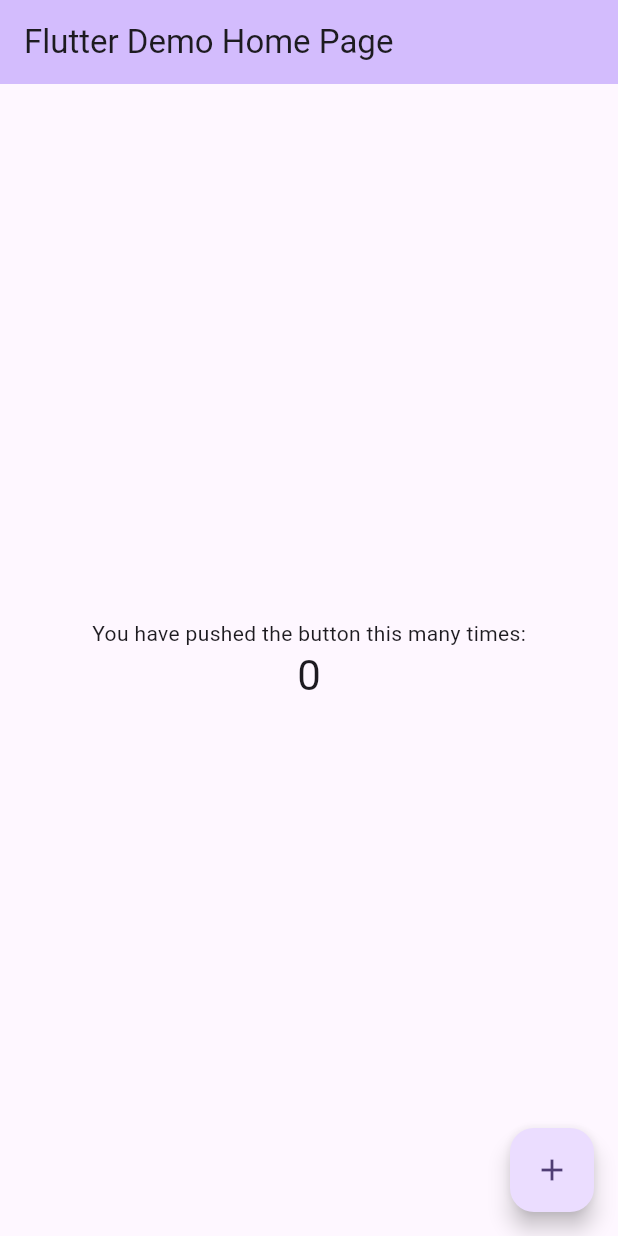
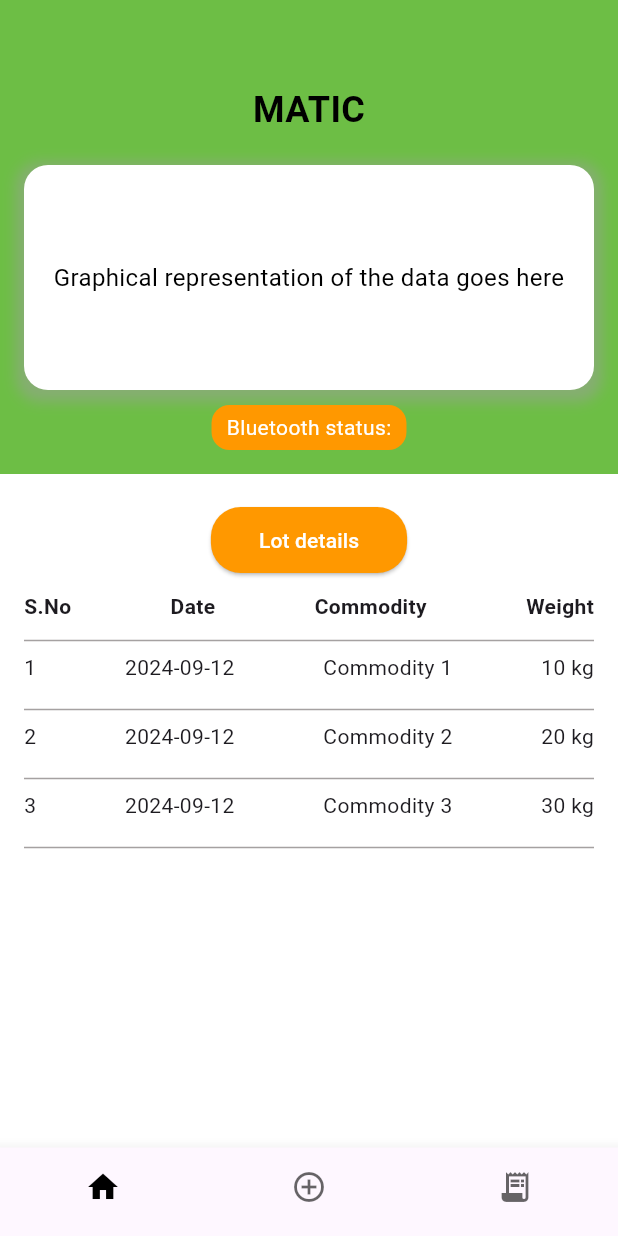
Before and after one commit to immanuel2711/GradeNSort, a Flutter app: the screen it shows after launch, on a phone screen of 412 x 824 dp. Run offline on Flutter 3.47's test engine with Material 3 defaults, Android fonts, the phone set to English and light mode, and no system bars.

Commit message:
dashboard

```diff
--- a/lib/main.dart
+++ b/lib/main.dart
@@ -1,4 +1,5 @@
 import 'package:flutter/material.dart';
+import 'screens/dashboard.dart'; // Import your dashboard.dart file
 
 void main() {
   runApp(const MyApp());
@@ -7,119 +8,15 @@
 class MyApp extends StatelessWidget {
   const MyApp({super.key});
 
-  // This widget is the root of your application.
   @override
   Widget build(BuildContext context) {
     return MaterialApp(
       title: 'Flutter Demo',
       theme: ThemeData(
-        // This is the theme of your application.
-        //
-        // TRY THIS: Try running your application with "flutter run". You'll see
-        // the application has a purple toolbar. Then, without quitting the app,
-        // try changing the seedColor in the colorScheme below to Colors.green
-        // and then invoke "hot reload" (save your changes or press the "hot
-        // reload" button in a Flutter-supported IDE, or press "r" if you used
-        // the command line to start the app).
-        //
-        // Notice that the counter didn't reset back to zero; the application
-        // state is not lost during the reload. To reset the state, use hot
-        // restart instead.
-        //
-        // This works for code too, not just values: Most code changes can be
-        // tested with just a hot reload.
         colorScheme: ColorScheme.fromSeed(seedColor: Colors.deepPurple),
         useMaterial3: true,
       ),
-      home: const MyHomePage(title: 'Flutter Demo Home Page'),
+      home: const DashboardPage(), // Set DashboardPage as the home widget
     );
   }
 }
-
-class MyHomePage extends StatefulWidget {
-  const MyHomePage({super.key, required this.title});
-
-  // This widget is the home page of your application. It is stateful, meaning
-  // that it has a State object (defined below) that contains fields that affect
-  // how it looks.
-
-  // This class is the configuration for the state. It holds the values (in this
-  // case the title) provided by the parent (in this case the App widget) and
-  // used by the build method of the State. Fields in a Widget subclass are
-  // always marked "final".
-
-  final String title;
-
-  @override
-  State<MyHomePage> createState() => _MyHomePageState();
-}
-
-class _MyHomePageState extends State<MyHomePage> {
-  int _counter = 0;
-
-  void _incrementCounter() {
-    setState(() {
-      // This call to setState tells the Flutter framework that something has
-      // changed in this State, which causes it to rerun the build method below
-      // so that the display can reflect the updated values. If we changed
-      // _counter without calling setState(), then the build method would not be
-      // called again, and so nothing would appear to happen.
-      _counter++;
-    });
-  }
-
-  @override
-  Widget build(BuildContext context) {
-    // This method is rerun every time setState is called, for instance as done
-    // by the _incrementCounter method above.
-    //
-    // The Flutter framework has been optimized to make rerunning build methods
-    // fast, so that you can just rebuild anything that needs updating rather
-    // than having to individually change instances of widgets.
-    return Scaffold(
-      appBar: AppBar(
-        // TRY THIS: Try changing the color here to a specific color (to
-        // Colors.amber, perhaps?) and trigger a hot reload to see the AppBar
-        // change color while the other colors stay the same.
-        backgroundColor: Theme.of(context).colorScheme.inversePrimary,
-        // Here we take the value from the MyHomePage object that was created by
-        // the App.build method, and use it to set our appbar title.
-        title: Text(widget.title),
-      ),
-      body: Center(
-        // Center is a layout widget. It takes a single child and positions it
-        // in the middle of the parent.
-        child: Column(
-          // Column is also a layout widget. It takes a list of children and
-          // arranges them vertically. By default, it sizes itself to fit its
-          // children horizontally, and tries to be as tall as its parent.
-          //
-          // Column has various properties to control how it sizes itself and
-          // how it positions its children. Here we use mainAxisAlignment to
-          // center the children vertically; the main axis here is the vertical
-          // axis because Columns are vertical (the cross axis would be
-          // horizontal).
-          //
-          // TRY THIS: Invoke "debug painting" (choose the "Toggle Debug Paint"
-          // action in the IDE, or press "p" in the console), to see the
-          // wireframe for each widget.
-          mainAxisAlignment: MainAxisAlignment.center,
-          children: <Widget>[
-            const Text(
-              'You have pushed the button this many times:',
-            ),
-            Text(
-              '$_counter',
-              style: Theme.of(context).textTheme.headlineMedium,
-            ),
-          ],
-        ),
-      ),
-      floatingActionButton: FloatingActionButton(
-        onPressed: _incrementCounter,
-        tooltip: 'Increment',
-        child: const Icon(Icons.add),
-      ), // This trailing comma makes auto-formatting nicer for build methods.
-    );
-  }
-}
--- /dev/null
+++ b/lib/screens/dashboard.dart
@@ -0,0 +1,171 @@
+import 'package:flutter/material.dart';
+
+class DashboardPage extends StatelessWidget {
+  const DashboardPage({Key? key}) : super(key: key);
+
+  @override
+  Widget build(BuildContext context) {
+    return Scaffold(
+      backgroundColor: Colors.white,
+      body: Column(
+        children: [
+          Container(
+            width: double.infinity,
+            color: const Color(0xFF6DBE45),
+            padding: const EdgeInsets.all(16),
+            child: Column(
+              children: [
+                const SizedBox(height: 40), // Space for status bar
+                const Text(
+                  'MATIC',
+                  style: TextStyle(
+                    fontSize: 24,
+                    color: Colors.black,
+                    fontWeight: FontWeight.bold,
+                  ),
+                ),
+                const SizedBox(height: 20),
+                Container(
+                  height: 150,
+                  width: double.infinity,
+                  decoration: BoxDecoration(
+                    color: Colors.white,
+                    borderRadius: BorderRadius.circular(16),
+                    boxShadow: [
+                      BoxShadow(
+                        color: Colors.grey.withOpacity(0.5),
+                        spreadRadius: 5,
+                        blurRadius: 7,
+                        offset: const Offset(0, 3),
+                      ),
+                    ],
+                  ),
+                  child: const Center(
+                    child: Text(
+                      'Graphical representation of the data goes here',
+                      style: TextStyle(
+                        fontSize: 16,
+                        color: Colors.black,
+                      ),
+                      textAlign: TextAlign.center,
+                    ),
+                  ),
+                ),
+                const SizedBox(height: 10),
+                Container(
+                  padding: const EdgeInsets.symmetric(horizontal: 10, vertical: 5),
+                  decoration: BoxDecoration(
+                    color: Colors.orange,
+                    borderRadius: BorderRadius.circular(12),
+                  ),
+                  child: const Text(
+                    'Bluetooth status:',
+                    style: TextStyle(color: Colors.white),
+                  ),
+                ),
+              ],
+            ),
+          ),
+          const SizedBox(height: 20),
+          ElevatedButton(
+            style: ElevatedButton.styleFrom(
+              backgroundColor: Colors.orange,
+              padding: const EdgeInsets.symmetric(horizontal: 32, vertical: 12),
+              shape: RoundedRectangleBorder(
+                borderRadius: BorderRadius.circular(20),
+              ),
+            ),
+            onPressed: () {},
+            child: const Text(
+              'Lot details',
+              style: TextStyle(color: Colors.white),
+            ),
+          ),
+          const SizedBox(height: 10), // Reduce this gap
+          Padding(
+            padding: const EdgeInsets.symmetric(horizontal: 16.0),
+            child: Column(
+              crossAxisAlignment: CrossAxisAlignment.start,
+              children: [
+                Row(
+                  mainAxisAlignment: MainAxisAlignment.spaceBetween,
+                  children: const [
+                    Text('S.No', style: TextStyle(fontWeight: FontWeight.bold)),
+                    Text('Date', style: TextStyle(fontWeight: FontWeight.bold)),
+                    Text('Commodity', style: TextStyle(fontWeight: FontWeight.bold)),
+                    Text('Weight', style: TextStyle(fontWeight: FontWeight.bold)),
+                  ],
+                ),
+                const SizedBox(height: 5),
+                const Divider(
+                  thickness: 1,
+                  color: Color(0xFFA5A1A1),
+                ),
+              ],
+            ),
+          ),
+          Expanded(
+            child: ListView.builder(
+              itemCount: 3, // Three rows of dummy data
+              padding: EdgeInsets.zero, // Remove any default padding
+              itemBuilder: (context, index) {
+                return Column(
+                  children: [
+                    InkWell(
+                      onTap: () {
+                        // Handle row tap here
+                        ScaffoldMessenger.of(context).showSnackBar(
+                          SnackBar(content: Text('Row $index clicked')),
+                        );
+                      },
+                      child: Padding(
+                        padding: const EdgeInsets.symmetric(horizontal: 16.0),
+                        child: Row(
+                          mainAxisAlignment: MainAxisAlignment.spaceBetween,
+                          children: [
+                            Text('${index + 1}'),
+                            const Text('2024-09-12'),
+                            Text('Commodity ${index + 1}'),
+                            Text('${(index + 1) * 10} kg'),
+                          ],
+                        ),
+                      ),
+                    ),
+                    const SizedBox(height: 10), // Increased gap between rows
+                    const Divider(
+                      thickness: 1,
+                      color: Color(0xFFA5A1A1),
+                      indent: 16, // Same indent as the padding
+                      endIndent: 16, // Same endIndent as the padding
+                    ),
+                  ],
+                );
+              },
+            ),
+          ),
+        ],
+      ),
+      bottomNavigationBar: BottomNavigationBar(
+        currentIndex: 0,
+        items: const [
+          BottomNavigationBarItem(
+            icon: Icon(Icons.home),
+            label: '',
+          ),
+          BottomNavigationBarItem(
+            icon: Icon(Icons.add_circle_outline),
+            label: '',
+          ),
+          BottomNavigationBarItem(
+            icon: Icon(Icons.receipt_long),
+            label: '',
+          ),
+        ],
+        selectedItemColor: Colors.black,
+        unselectedItemColor: Colors.black.withOpacity(0.6),
+        showSelectedLabels: false,
+        showUnselectedLabels: false,
+      ),
+    );
+  }
+}
```
